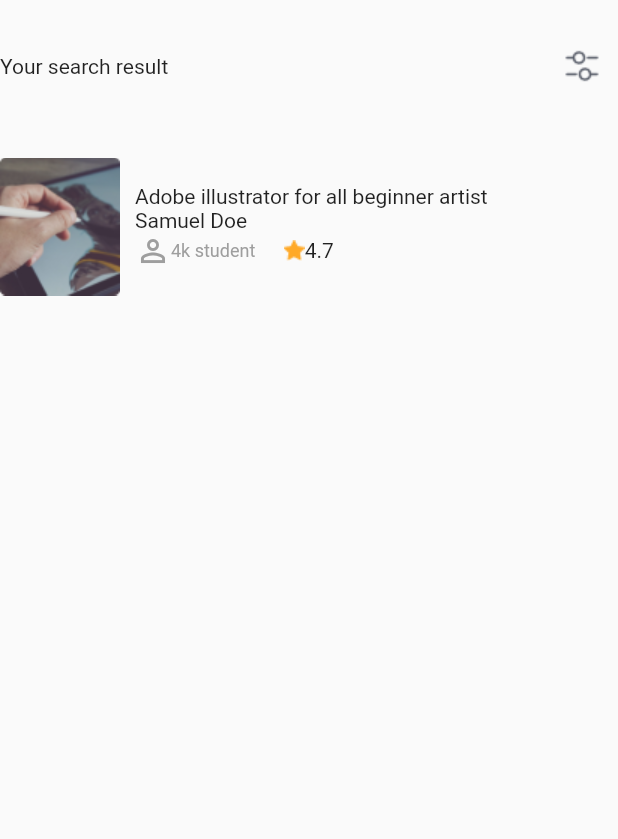
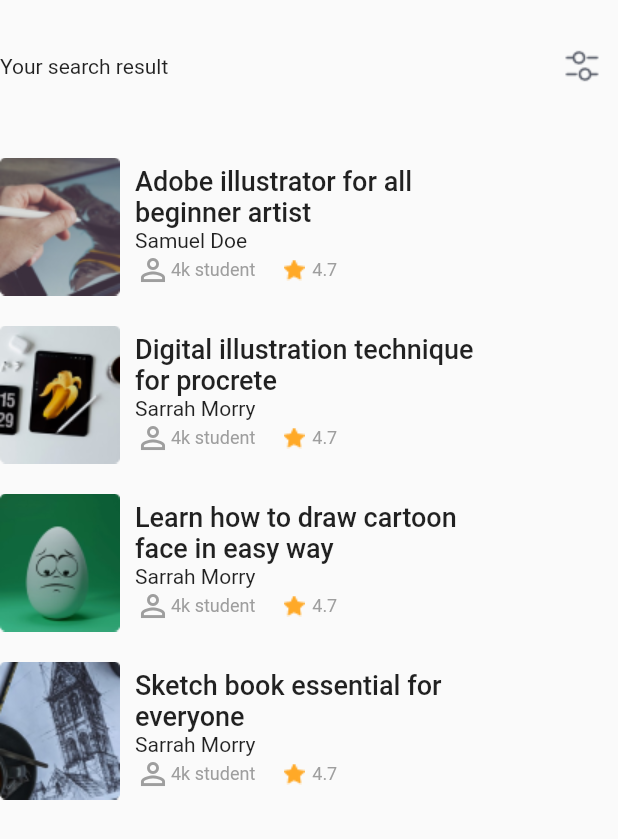
Before and after one commit to Glitch-bug/e_learning, a Flutter app: the ResSearch widget shown alone on an empty page, opened directly, on a phone screen of 412 x 824 dp. Shown: the top 839 px of the screen. Run offline on Flutter 3.47's test engine with Material 2 defaults, Android fonts, the phone set to English and light mode, and no system bars; our stand-ins replace lite_rolling_switch.

Commit message:
search screens

```diff
--- a/lib/home/r_search.dart
+++ b/lib/home/r_search.dart
@@ -1,3 +1,4 @@
+import 'package:e_learning/home/section.dart';
 import "package:flutter/material.dart";
 
 class ResSearch extends StatelessWidget{
@@ -17,49 +18,10 @@ class ResSearch extends StatelessWidget{
           ],
         ),
       ),
-      Row(
-        children: [
-          Image.asset("images/s1.png"),
-          Padding(
-            padding: const EdgeInsets.only(left: 10),
-            child: Column(
-              crossAxisAlignment: CrossAxisAlignment.start,
-              children:[
-                Text("Adobe illustrator for all beginner artist"),
-                Text("Samuel Doe"),
-                Row(
-                  mainAxisAlignment: MainAxisAlignment.spaceBetween,
-                  children: [
-                    Row(
-                      mainAxisAlignment: MainAxisAlignment.spaceBetween,
-                      children: [
-                        Icon(
-                          Icons.person_outline,
-                          color: Colors.grey,),
-                        Text(
-                          "4k student",
-                          style: TextStyle(
-                            fontSize: 12,
-                            color: Colors.grey
-                          )
-                        ),
-                      ],
-                    ),
-                    Padding(
-                      padding: const EdgeInsets.only(left: 19),
-                      child: Row(
-                        children: [
-                          Image.asset("images/icons/star.png"),
-                          Text("4.7"),
-                        ],
-                      ),
-                    ),
-
-                  ]
-                )
-              ]),
-          )
-        ],)
+      ListItem(image: "images/s1.png", title: "Adobe illustrator for all beginner artist", author: "Samuel Doe"),
+      ListItem(image: "images/s2.png", title: "Digital illustration technique for procrete", author: "Sarrah Morry"),
+      ListItem(image: "images/s3.png", title: "Learn how to draw cartoon face in easy way", author: "Sarrah Morry"),
+      ListItem(image: "images/s4.png", title: "Sketch book essential for everyone", author: "Sarrah Morry"),
     ],
   );
  }
--- a/lib/home/section.dart
+++ b/lib/home/section.dart
@@ -350,3 +350,80 @@ class TImage extends StatelessWidget {
     );
   }
 }
+
+
+class ListItem extends StatelessWidget{
+  String image;
+  String title;
+  String author;
+
+  ListItem({super.key, required this.image, required this.title, required this.author});
+
+  @override
+  Widget build(BuildContext context){
+    return Padding(
+      padding: const EdgeInsets.only(bottom: 20),
+      child: Row(
+          children: [
+            Image.asset(image),
+            Padding(
+              padding: const EdgeInsets.only(left: 10),
+              child: SizedBox(
+                width: 243,
+                child: Column(
+                  crossAxisAlignment: CrossAxisAlignment.stretch,
+                  children:[
+                    Text(
+                      title,
+                      style: const TextStyle(
+                        fontSize: 18,
+                        fontWeight: FontWeight.w500,
+                      )
+                    ),
+                    Text(author),
+                    Row(
+                      children: [
+                        Row(
+                          mainAxisAlignment: MainAxisAlignment.spaceBetween,
+                          children: const [
+                            Icon(
+                              Icons.person_outline,
+                              color: Colors.grey,),
+                            Text(
+                              "4k student",
+                              style: TextStyle(
+                                fontSize: 12,
+                                color: Colors.grey
+                              )
+                            ),
+                          ],
+                        ),
+                        Padding(
+                          padding: const EdgeInsets.only(left: 19),
+                          child: Row(
+                            children: [
+                              Image.asset("images/icons/star.png"),
+                              const Padding(
+                                padding: EdgeInsets.only(left: 5),
+                                child: Text(
+                                  "4.7",
+                                  style: TextStyle(
+                                    fontSize: 12,
+                                    color: Colors.grey
+                                  )
+                                ),
+                              ),
+                            ],
+                          ),
+                        ),
+                      ]
+                    )
+                  ]
+                ),
+              ),
+            )
+          ],
+        ),
+    );
+  }
+}
```
Also changed, not shown: images/s2.png (added), images/s3.png (added), images/s4.png (added), lib/home/f_search.dart (added), 1 other file.
